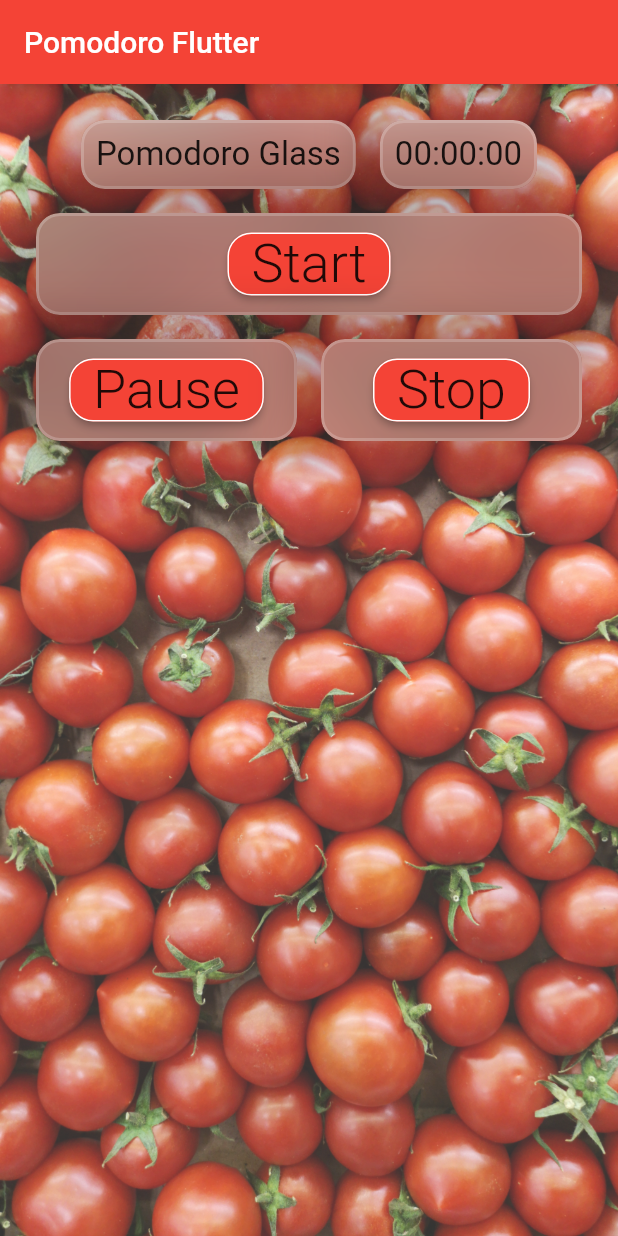
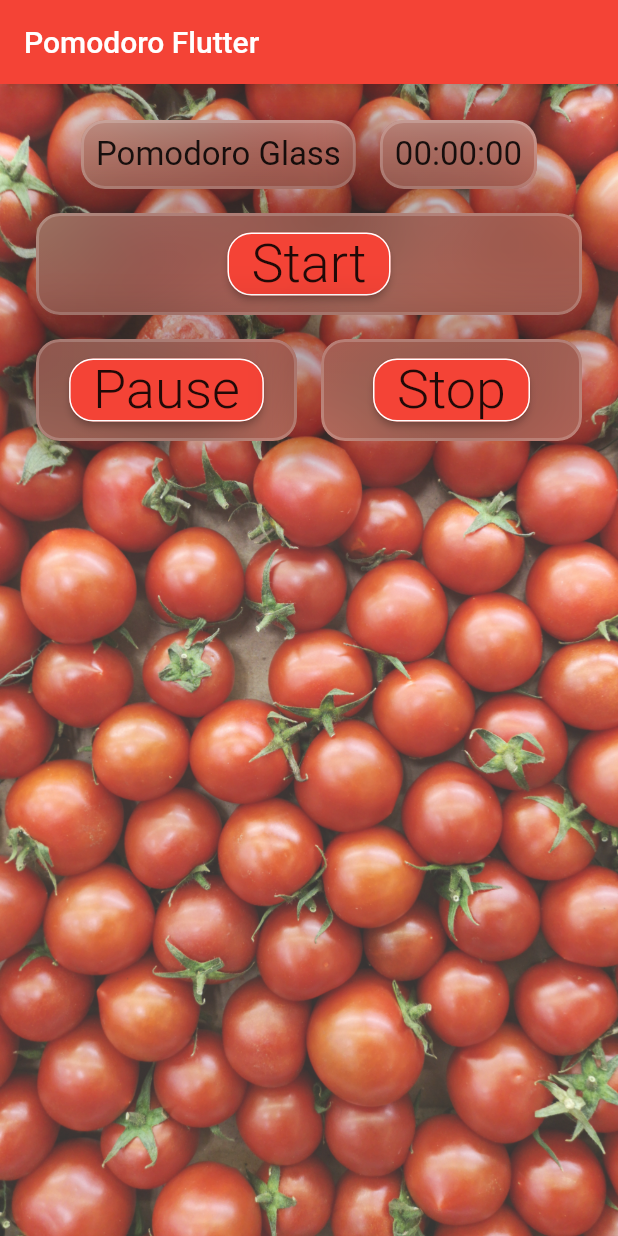
Before and after one commit to Keyband/pomodoro_flutter, a Flutter app: the screen it shows after launch, on a phone screen of 412 x 824 dp. Run offline on Flutter 3.47's test engine with Material 2 defaults, Android fonts, the phone set to English and light mode, and no system bars; drawn by our look-alikes of auto_size_text.

Commit message:
Added a gradient to the GlassPanel widget

```diff
--- a/lib/main.dart
+++ b/lib/main.dart
@@ -172,6 +172,14 @@ class GlassPanel extends StatelessWidget {
           filter: ImageFilter.blur(sigmaX: 32, sigmaY: 32),
           child: Container(
               decoration: BoxDecoration(
+                  gradient: LinearGradient(
+                    begin: Alignment.topLeft,
+                    end: Alignment.bottomRight,
+                    colors: <Color>[
+                      Colors.white.withOpacity(0.3),
+                      Colors.white.withOpacity(0.15)
+                    ],
+                  ),
                   color: Colors.white.withOpacity(0.2),
                   borderRadius: BorderRadius.circular(16),
                   border: Border.all(
```
